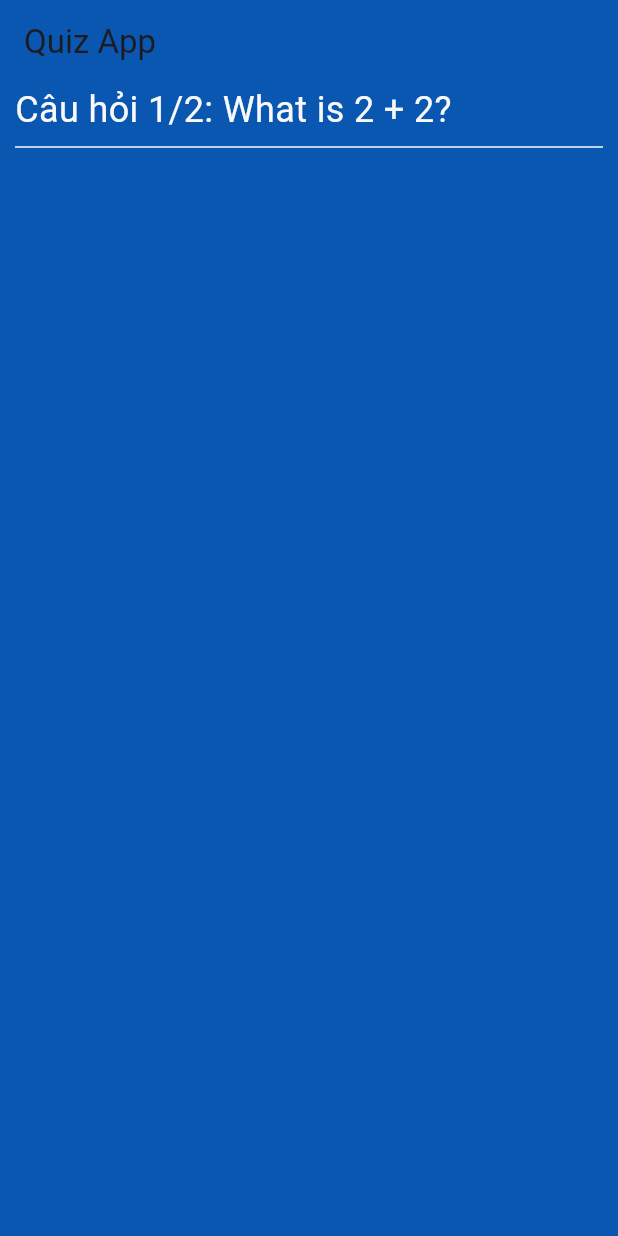
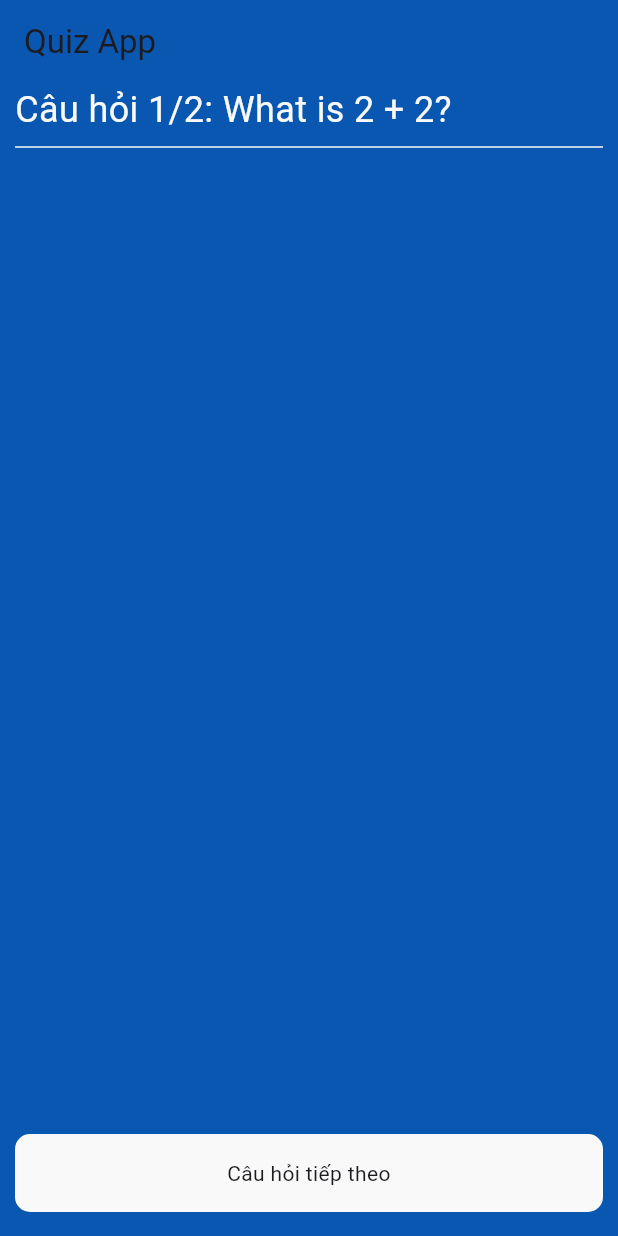
Before and after one commit to dacbac2702/simplequiz_app, a Flutter app: the screen it shows after launch, on a phone screen of 412 x 824 dp. Run offline on Flutter 3.47's test engine with Material 3 defaults, Android fonts, the light colour scheme and no system bars.

Commit message:
Update home_screen.dart and add next_button.dart

```diff
--- a/lib/screens/home_screen.dart
+++ b/lib/screens/home_screen.dart
@@ -3,6 +3,7 @@ import 'package:flutter/material.dart';
 import '../constants.dart';
 import '../models/question_model.dart';
 import '../widgets/question_widget.dart';
+import '../widgets/next_button.dart';
 
 // Create the HomeScreen widget
 class HomeScreen extends StatefulWidget {
@@ -29,6 +30,17 @@ class _HomeScreenState extends State<HomeScreen> {
   // Create an index to loop through _questions
   int index = 0;
 
+  // Create a function to display the next question
+  void nextQuestion() {
+    if (index == _questions.length - 1) {
+      return;
+    } else {
+      setState(() {
+        index++; // When the index will change to 1. rebuild the app.
+      });
+    }
+  }
+
   @override
   Widget build(BuildContext context) {
     return Scaffold(
@@ -53,8 +65,17 @@ class _HomeScreenState extends State<HomeScreen> {
           const Divider(color: neutral),
         ]),
       ),
+
+      // Use the floating action button
+      floatingActionButton: Padding(
+        padding: const EdgeInsets.symmetric(horizontal: 10.0),
+        child: NextButton(
+          nextQuestion: nextQuestion, // The above function
+        ),
+      ),
+      floatingActionButtonLocation: FloatingActionButtonLocation.centerFloat,
     );
   }
 }
 
-// import this file to our main.dart file
+// Import this file to our main.dart file
--- /dev/null
+++ b/lib/widgets/next_button.dart
@@ -0,0 +1,25 @@
+import 'package:flutter/material.dart';
+import '../constants.dart';
+
+class NextButton extends StatelessWidget {
+  const NextButton({Key? key, required this.nextQuestion}) : super(key: key);
+  final VoidCallback nextQuestion;
+  @override
+  Widget build(BuildContext context) {
+    return GestureDetector(
+      onTap: nextQuestion,
+      child: Container(
+        width: double.infinity,
+        decoration: BoxDecoration(
+          color: neutral,
+          borderRadius: BorderRadius.circular(10.0),
+        ),
+        padding: const EdgeInsets.symmetric(vertical: 16.0),
+        child: const Text(
+          'Câu hỏi tiếp theo',
+          textAlign: TextAlign.center,
+        ),
+      ),
+    );
+  }
+}
```
